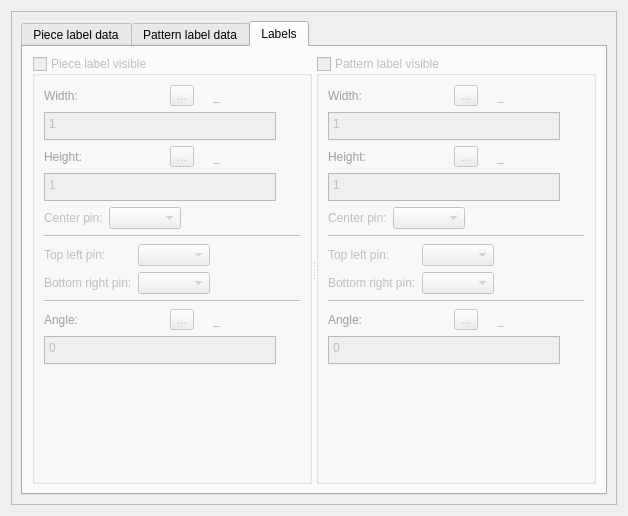
This is src/libs/vtools/dialogs/tools/piece/tabs/tablabels.ui in dismine/valentina as Qt 5 draws it before an edit. The edited form follows.
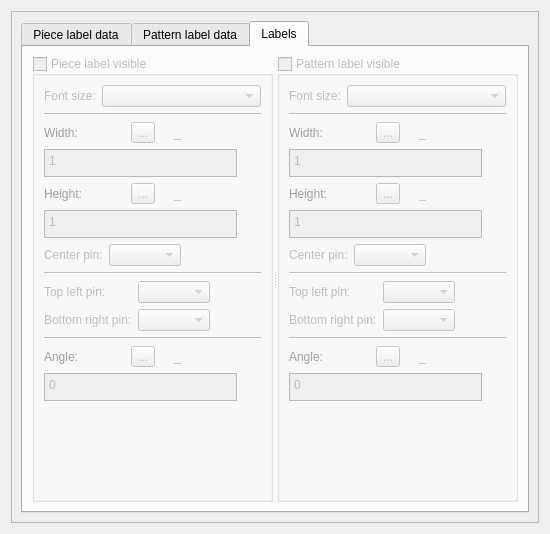
This is the edited form. The open tabs and pages were chosen to show the change. Icons and pictures are not drawn. Custom widgets are drawn as their Qt base class.

Commit message: Piece labels line break.

```diff
--- a/src/libs/vtools/dialogs/tools/piece/tabs/tablabels.ui
+++ b/src/libs/vtools/dialogs/tools/piece/tabs/tablabels.ui
@@ -6,8 +6,8 @@
    <rect>
     <x>0</x>
     <y>0</y>
-    <width>628</width>
-    <height>516</height>
+    <width>550</width>
+    <height>534</height>
    </rect>
   </property>
   <property name="windowTitle">
@@ -28,8 +28,8 @@
        <rect>
         <x>0</x>
         <y>0</y>
-        <width>608</width>
-        <height>496</height>
+        <width>530</width>
+        <height>514</height>
        </rect>
       </property>
       <layout class="QVBoxLayout" name="verticalLayout">
@@ -455,7 +455,28 @@
               <property name="checked">
                <bool>false</bool>
               </property>
-              <layout class="QVBoxLayout" name="verticalLayout_8">
+              <layout class="QVBoxLayout" name="verticalLayout_7">
+               <item>
+                <layout class="QFormLayout" name="formLayout_8">
+                 <item row="0" column="0">
+                  <widget class="QLabel" name="label_19">
+                   <property name="text">
+                    <string>Font size:</string>
+                   </property>
+                  </widget>
+                 </item>
+                 <item row="0" column="1">
+                  <widget class="QComboBox" name="comboBoxPieceLabelSize"/>
+                 </item>
+                </layout>
+               </item>
+               <item>
+                <widget class="Line" name="line_2">
+                 <property name="orientation">
+                  <enum>Qt::Horizontal</enum>
+                 </property>
+                </widget>
+               </item>
                <item>
                 <layout class="QHBoxLayout" name="horizontalLayout_18">
                  <item alignment="Qt::AlignLeft">
@@ -987,7 +1008,7 @@
                    </property>
                   </widget>
                  </item>
-                 <item alignment="Qt::AlignRight">
+                 <item>
                   <widget class="QLabel" name="labelDLAngle">
                    <property name="sizePolicy">
                     <sizepolicy hsizetype="Fixed" vsizetype="Preferred">
@@ -1112,7 +1133,28 @@
               <property name="checked">
                <bool>false</bool>
               </property>
-              <layout class="QVBoxLayout" name="verticalLayout_14">
+              <layout class="QVBoxLayout" name="verticalLayout_6">
+               <item>
+                <layout class="QFormLayout" name="formLayout_13">
+                 <item row="0" column="0">
+                  <widget class="QLabel" name="label_20">
+                   <property name="text">
+                    <string>Font size:</string>
+                   </property>
+                  </widget>
+                 </item>
+                 <item row="0" column="1">
+                  <widget class="QComboBox" name="comboBoxPatternLabelSize"/>
+                 </item>
+                </layout>
+               </item>
+               <item>
+                <widget class="Line" name="line">
+                 <property name="orientation">
+                  <enum>Qt::Horizontal</enum>
+                 </property>
+                </widget>
+               </item>
                <item>
                 <layout class="QHBoxLayout" name="horizontalLayout_25">
                  <item alignment="Qt::AlignLeft">
```
The commit also changes 20 other files.
